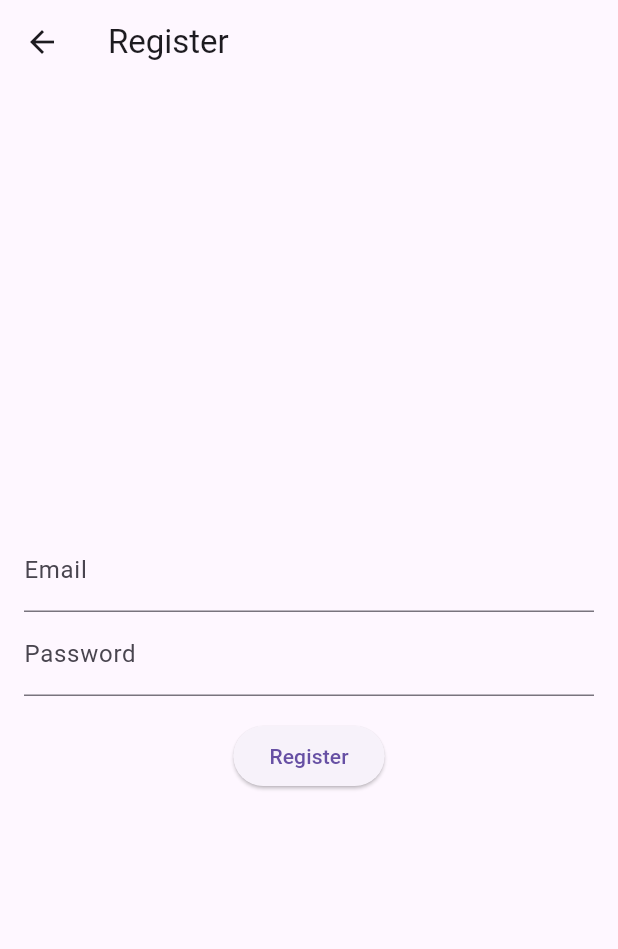
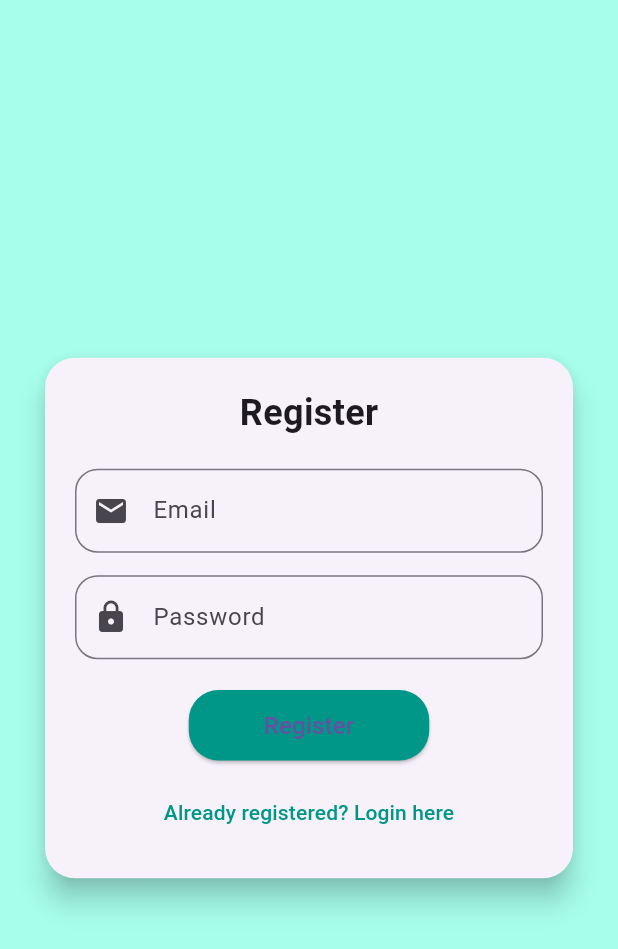
Before and after one commit to sarvjit07/E-commerce-Mitt-Arv, a Flutter app: the RegisterScreen screen opened directly, on a phone screen of 412 x 824 dp. Shown: the top 949 px of the screen. Run offline on Flutter 3.47's test engine with Material 3 defaults, Android fonts, the phone set to English and light mode, and no system bars.

Commit message:
add styling in login, register page

```diff
--- a/lib/screens/register_screen.dart
+++ b/lib/screens/register_screen.dart
@@ -1,31 +1,104 @@
 import 'package:flutter/material.dart';
 
-class RegisterScreen extends StatelessWidget {
+class RegisterScreen extends StatefulWidget {
+  const RegisterScreen({Key? key}) : super(key: key);
+
+  @override
+  State<RegisterScreen> createState() => _RegisterScreenState();
+}
+
+class _RegisterScreenState extends State<RegisterScreen> {
+  final TextEditingController _emailController = TextEditingController();
+  final TextEditingController _passwordController = TextEditingController();
+
+  void _register() {
+    // Simulate registration
+    ScaffoldMessenger.of(context).showSnackBar(
+      const SnackBar(
+        content: Text('Registration successful! Please login.'),
+      ),
+    );
+    Navigator.pop(context);
+  }
+
   @override
   Widget build(BuildContext context) {
     return Scaffold(
-      appBar: AppBar(title: const Text("Register")),
-      body: Padding(
-        padding: const EdgeInsets.all(16.0),
+      backgroundColor: Colors.tealAccent.shade100,
+      body: Center(
+        child: SingleChildScrollView(
+          child: Card(
+            margin: const EdgeInsets.symmetric(horizontal: 30),
+            shape: RoundedRectangleBorder(
+              borderRadius: BorderRadius.circular(20),
+            ),
+            elevation: 8,
+            child: Padding(
+              padding: const EdgeInsets.all(20.0),
               child: Column(
-          mainAxisAlignment: MainAxisAlignment.center,
+                mainAxisSize: MainAxisSize.min,
                 children: [
-            const TextField(
-              decoration: InputDecoration(labelText: "Email"),
+                  const Text(
+                    'Register',
+                    style: TextStyle(
+                      fontSize: 24,
+                      fontWeight: FontWeight.bold,
                     ),
-            const TextField(
+                  ),
+                  const SizedBox(height: 20),
+                  TextField(
+                    controller: _emailController,
+                    keyboardType: TextInputType.emailAddress,
+                    decoration: InputDecoration(
+                      labelText: 'Email',
+                      prefixIcon: const Icon(Icons.email),
+                      border: OutlineInputBorder(
+                        borderRadius: BorderRadius.circular(15),
+                      ),
+                    ),
+                  ),
+                  const SizedBox(height: 15),
+                  TextField(
+                    controller: _passwordController,
                     obscureText: true,
-              decoration: InputDecoration(labelText: "Password"),
+                    decoration: InputDecoration(
+                      labelText: 'Password',
+                      prefixIcon: const Icon(Icons.lock),
+                      border: OutlineInputBorder(
+                        borderRadius: BorderRadius.circular(15),
                       ),
-            const SizedBox(height: 16),
+                    ),
+                  ),
+                  const SizedBox(height: 20),
                   ElevatedButton(
+                    onPressed: _register,
+                    style: ElevatedButton.styleFrom(
+                      backgroundColor: Colors.teal,
+                      padding: const EdgeInsets.symmetric(
+                          horizontal: 50, vertical: 12),
+                      shape: RoundedRectangleBorder(
+                        borderRadius: BorderRadius.circular(20),
+                      ),
+                    ),
+                    child: const Text(
+                      'Register',
+                      style: TextStyle(fontSize: 16),
+                    ),
+                  ),
+                  const SizedBox(height: 10),
+                  TextButton(
                     onPressed: () {
-                // Navigate back to Login Screen after registration
                       Navigator.pop(context);
                     },
-              child: const Text("Register"),
+                    child: const Text(
+                      'Already registered? Login here',
+                      style: TextStyle(color: Colors.teal),
+                    ),
                   ),
                 ],
+              ),
+            ),
+          ),
         ),
       ),
     );
```
Also changed, not shown: lib/main.dart (+10 -3 lines), lib/screens/login_screen.dart (+73 -40 lines). Lines whose indentation alone changed are shown as unchanged.
